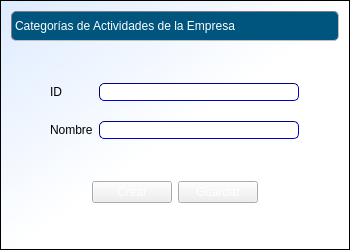
First picture: the form in cosmec/formulariocategorias.ui, repository Exxu/cosmec-si, before the edit.
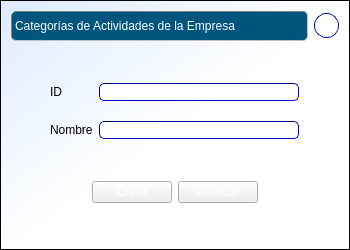
Second picture: the form after the edit.

Commit message: botones de ayuda. connects hasta cargos. ayuda maq completa

```diff
--- a/cosmec/formulariocategorias.ui
+++ b/cosmec/formulariocategorias.ui
@@ -46,6 +46,11 @@
 font: 11pt &quot;Arial&quot;;
 background: transparent;
 }
+QPushButton#pushButton_3{ /*ayuda*/
+  border: 1px inset darkblue;
+  border-radius:12px;
+ font: bold 12pt &quot;Calibri&quot;;
+}
 .QPushButton {
 background: qlineargradient(
   x1:0, y1:0, x2:0, y2:1,
@@ -65,6 +70,8 @@
   </property>
   <layout class="QVBoxLayout" name="verticalLayout">
    <item>
+    <layout class="QHBoxLayout" name="horizontalLayout_3">
+     <item>
     <widget class="QLabel" name="label">
      <property name="minimumSize">
       <size>
@@ -76,6 +83,27 @@
       <string>Categorías de Actividades de la Empresa</string>
      </property>
     </widget>
+     </item>
+     <item>
+      <widget class="QPushButton" name="pushButton_3">
+       <property name="minimumSize">
+        <size>
+         <width>25</width>
+         <height>25</height>
+        </size>
+       </property>
+       <property name="maximumSize">
+        <size>
+         <width>25</width>
+         <height>25</height>
+        </size>
+       </property>
+       <property name="text">
+        <string>?</string>
+       </property>
+      </widget>
+     </item>
+    </layout>
    </item>
    <item>
     <spacer name="verticalSpacer">
```
Lines whose indentation alone changed are shown as unchanged. The commit also changes 30 other files.
